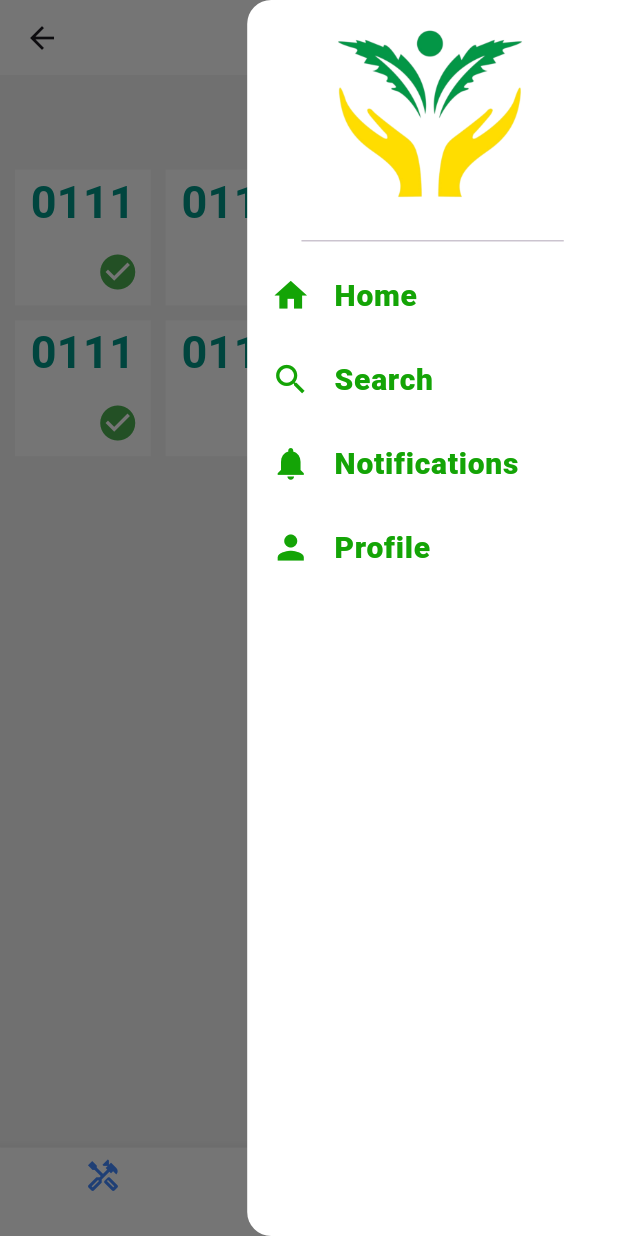
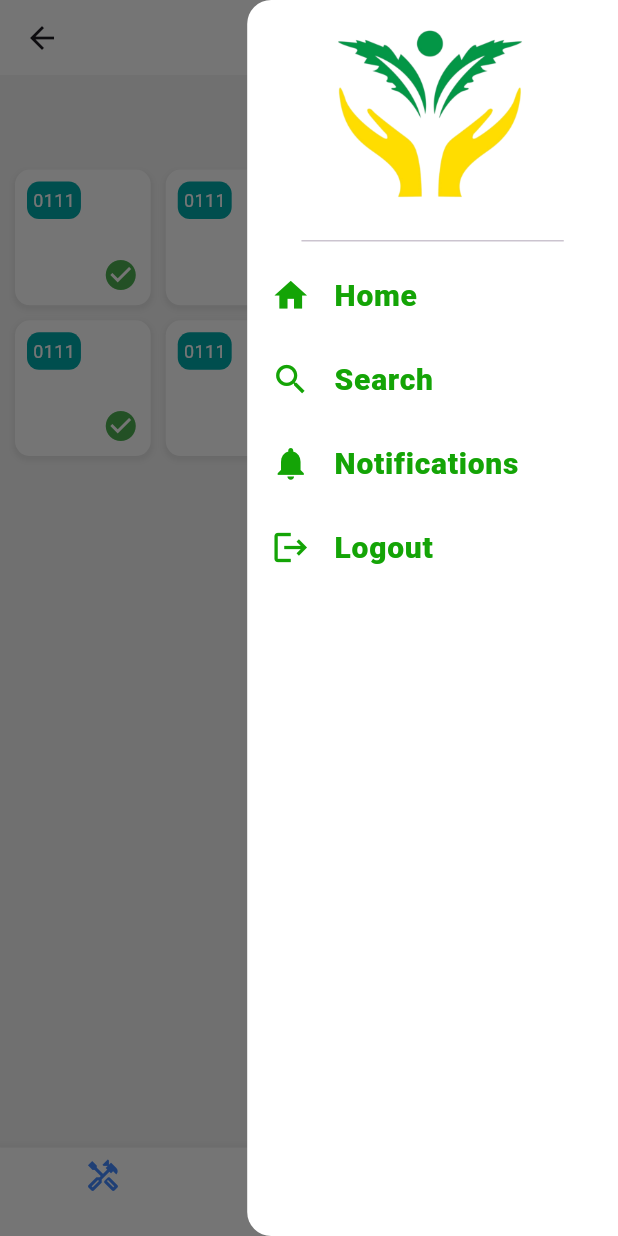
Before and after one commit to bharathkrdude/surabhi, a Flutter app: the BottomNavigationWidget screen opened directly, in the side drawer, after a tap on the "menu" icon, on a phone screen of 412 x 824 dp. Run offline on Flutter 3.47's test engine with Material 3 defaults, Android fonts, the phone set to English and light mode, and no system bars; our stand-ins replace image_picker, shared_preferences; missing offline and left inert: mobile_scanner; accounts and stored records are empty.

Commit message:
login logic done

```diff
--- /dev/null
+++ b/lib/controller/user/userController.dart
@@ -0,0 +1,19 @@
+import 'package:flutter/material.dart';
+import 'package:surabhi/model/user/userModel.dart';
+import 'package:surabhi/view/screens/login/login_screen.dart';
+
+class UserController {
+  final UserModel _userModel = UserModel();
+
+  // Logout logic
+  Future<void> logout(BuildContext context) async {
+    // Clear the token using the model
+    await _userModel.clearToken();
+
+    // Navigate to the login screen and remove previous routes
+    Navigator.of(context).pushAndRemoveUntil(
+      MaterialPageRoute(builder: (context) =>  LoginScreen()),
+      (Route<dynamic> route) => false,  // Removes all previous routes
+    );
+  }
+}
--- a/lib/view/screens/bookscreen/screen_maintain.dart
+++ b/lib/view/screens/bookscreen/screen_maintain.dart
@@ -71,36 +71,57 @@ class CustomContainerWithMark extends StatelessWidget {
   @override
   Widget build(BuildContext context) {
     return Container(
-      height: MediaQuery.of(context).size.height * 0.2,
-      width: MediaQuery.of(context).size.width * 0.28,
+  decoration: BoxDecoration(
     color: Colors.white,
+    borderRadius: BorderRadius.circular(10),
+    boxShadow: [
+      BoxShadow(
+        color: Colors.grey.withOpacity(0.2),
+        spreadRadius: 1,
+        blurRadius: 3,
+        offset: Offset(0, 2),
+      ),
+    ],
+  ),
   child: Stack(
     children: [
-          const Align(
-            alignment: Alignment.topCenter,
+      Padding(
+        padding: const EdgeInsets.all(8.0),
+        child: Column(
+          crossAxisAlignment: CrossAxisAlignment.start,
+          children: [
+            Container(
+  padding: EdgeInsets.all(4.0),
+  decoration: BoxDecoration(
+    color: primaryButton1, // Change this to your desired color
+    borderRadius: BorderRadius.circular(8.0),
+  ),
   child: Text(
-              "0111", // You can replace this with dynamic content
+    "0111",
     style: TextStyle(
-                color: Colors.teal,
-                fontSize: 30,
-                fontWeight: FontWeight.bold,
+      color: Colors.white, // Text color
+      fontSize: 12,
+      fontWeight: FontWeight.normal,
     ),
   ),
+)
+,
+            Spacer(),
+            Align(
+              alignment: Alignment.bottomRight,
+              child: Icon(
+                isChecked ? Icons.check_circle : Icons.cancel,
+                color: isChecked ? Colors.green : Colors.red,
+                size: 24,
               ),
-          // Positioned Icon in the bottom-right corner
-          Align(
-            alignment: Alignment.bottomRight, // Aligns the icon to the bottom-right corner
-            child: Padding(
-              padding: const EdgeInsets.all(8.0), // Add some padding for spacing
-              child: Icon(
-                isChecked ? Icons.check_circle : Icons.cancel, // Check mark or cancel mark
-                color: isChecked ? Colors.green : Colors.red, // Green for check, red for cancel
-                size: 28, // Size of the icon
             ),
+          ],
         ),
       ),
     ],
   ),
 );
+
+
   }
 }
--- a/lib/view/screens/botttomnavigation/bottom_navigation_widget.dart
+++ b/lib/view/screens/botttomnavigation/bottom_navigation_widget.dart
@@ -1,9 +1,11 @@
 import 'package:flutter/material.dart';
 import 'package:surabhi/constants/colors.dart';
+import 'package:surabhi/controller/user/userController.dart';
 import 'package:surabhi/view/screens/bookscreen/screen_maintain.dart';
 import 'package:surabhi/view/screens/botttomnavigation/constants.dart';
 import 'package:surabhi/view/screens/login/login_screen.dart';
 import 'package:surabhi/view/screens/profile/profile_screen.dart';
+import 'package:surabhi/view/widgets/qr_code_widget.dart';
 
 class BottomNavigationWidget extends StatefulWidget {
   const BottomNavigationWidget({super.key});
@@ -14,10 +16,10 @@ class BottomNavigationWidget extends StatefulWidget {
 
 class _BottomNavigationWidgetState extends State<BottomNavigationWidget> {
   int _currentIndex = 0;
-
+final UserController _userController = UserController();
   final List<Widget> _screens = [
    ScreenMaintain(),
-    const LoginScreen(),
+    QRCodeScannerPage(),
     ProfilePage(),
   ];
 
@@ -100,13 +102,10 @@ class _BottomNavigationWidgetState extends State<BottomNavigationWidget> {
                 },
               ),
               ListTile(
-                leading: const Icon(Icons.person,color: primaryButton,size: 26,),
-                title: const Text('Profile',style: TextStyles.drawerText,),
+                leading: const Icon(Icons.logout,color: primaryButton,size: 26,),
+                title: const Text('Logout',style: TextStyles.drawerText,),
                 onTap: () {
-                  Navigator.pop(context);
-                  setState(() {
-                    _currentIndex = 3;
-                  });
+                  _userController.logout(context);
                 },
               ),
             ],
--- a/lib/view/screens/login/login_screen.dart
+++ b/lib/view/screens/login/login_screen.dart
@@ -12,9 +12,7 @@ class LoginScreen extends StatelessWidget {
       backgroundColor: backgroundColorlightgrey,
       resizeToAvoidBottomInset: true, // Ensure layout resizes when keyboard appears
       body: CurvedLoginScreen(
-        height: 0.5,
-        color: Colors.white,
-        imageUrl: 'https://shorturl.at/dtmRa',
+
       ),
     );
   }
--- /dev/null
+++ b/lib/view/widgets/qr_code_widget.dart
@@ -0,0 +1,217 @@
+import 'package:flutter/material.dart';
+import 'package:mobile_scanner/mobile_scanner.dart';
+import 'package:surabhi/constants/colors.dart';
+
+class QRCodeScannerPage extends StatefulWidget {
+  const QRCodeScannerPage({Key? key}) : super(key: key);
+
+  @override
+  State<QRCodeScannerPage> createState() => _QRCodeScannerPageState();
+}
+
+class _QRCodeScannerPageState extends State<QRCodeScannerPage> with SingleTickerProviderStateMixin {
+  MobileScannerController cameraController = MobileScannerController();
+  bool _torchOn = false;
+  String? _scannedValue;
+  late AnimationController _animationController;
+  late Animation<double> _animation;
+
+  @override
+  void initState() {
+    super.initState();
+    _animationController = AnimationController(
+      duration: const Duration(seconds: 2),
+      vsync: this,
+    )..repeat(reverse: true);
+    _animation = Tween<double>(begin: -5, end: 5).animate(_animationController);
+  }
+
+  @override
+  void dispose() {
+    cameraController.dispose();
+    _animationController.dispose();
+    super.dispose();
+  }
+
+  @override
+  Widget build(BuildContext context) {
+    return Scaffold(
+      backgroundColor: Colors.black,
+      body: Stack(
+        children: [
+          Center(
+            child: MobileScanner(
+              controller: cameraController,
+              onDetect: (capture) {
+                final List<Barcode> barcodes = capture.barcodes;
+                for (final barcode in barcodes) {
+                  if (barcode.rawValue != null) {
+                    setState(() => _scannedValue = barcode.rawValue);
+                    _handleScanResult(barcode.rawValue!);
+                  }
+                }
+              },
+            ),
+          ),
+          _buildOverlay(),
+          // Custom header with back button, torch, and switch camera icons
+          Positioned(
+            top: 40,
+            left: 20,
+            right: 20,
+            child: Row(
+              mainAxisAlignment: MainAxisAlignment.spaceBetween,
+              children: [
+               SizedBox(),
+                Row(
+                  children: [
+                    IconButton(
+                      icon: Icon(_torchOn ? Icons.flash_on : Icons.flash_off, color: Colors.white),
+                      onPressed: () {
+                        cameraController.toggleTorch();
+                        setState(() => _torchOn = !_torchOn);
+                      },
+                    ),
+                    IconButton(
+                      icon: const Icon(Icons.switch_camera, color: Colors.white),
+                      onPressed: () => cameraController.switchCamera(),
+                    ),
+                  ],
+                ),
+              ],
+            ),
+          ),
+          Align(
+            alignment: Alignment.bottomCenter,
+            child: Container(
+              margin: const EdgeInsets.all(16),
+              padding: const EdgeInsets.all(16),
+              decoration: BoxDecoration(
+                color: Colors.white.withOpacity(0.8),
+                borderRadius: BorderRadius.circular(16),
+              ),
+              child: Column(
+                mainAxisSize: MainAxisSize.min,
+                children: [
+                  Text(
+                    _scannedValue ?? 'Scan a QR code',
+                    style: TextStyle(
+                      fontSize: 18,
+                      fontWeight: FontWeight.bold,
+                      color: _scannedValue != null ? Colors.blue : Colors.black54,
+                    ),
+                  ),
+                  if (_scannedValue != null) ...[
+                    const SizedBox(height: 16),
+                    ElevatedButton.icon(
+                      icon: const Icon(Icons.refresh),
+                      label: const Text('Scan Again'),
+                      style: ElevatedButton.styleFrom(
+                        backgroundColor: primaryButton,
+                        shape: RoundedRectangleBorder(
+                          borderRadius: BorderRadius.circular(20),
+                        ),
+                      ),
+                      onPressed: () => setState(() => _scannedValue = null),
+                    ),
+                  ],
+                ],
+              ),
+            ),
+          ),
+        ],
+      ),
+    );
+  }
+
+  Widget _buildOverlay() {
+    return LayoutBuilder(
+      builder: (context, constraints) {
+        final size = constraints.biggest;
+        final scanAreaSize = size.width * 0.7;
+        return Stack(
+          children: [
+            CustomPaint(
+              size: size,
+              painter: ScannerOverlay(scanAreaSize),
+            ),
+            Center(
+              child: AnimatedBuilder(
+                animation: _animation,
+                builder: (context, child) {
+                  return Transform.translate(
+                    offset: Offset(0, _animation.value * 5),
+                    child: Container(
+                      width: scanAreaSize,
+                      height: 2,
+                      color: Colors.blue.withOpacity(0.6),
+                    ),
+                  );
+                },
+              ),
+            ),
+            Center(
+              child: Container(
+                width: scanAreaSize,
+                height: scanAreaSize,
+                decoration: BoxDecoration(
+                  border: Border.all(color: Colors.white, width: 2),
+                  borderRadius: BorderRadius.circular(12),
+                ),
+              ),
+            ),
+          ],
+        );
+      },
+    );
+  }
+
+  void _handleScanResult(String result) {
+    showDialog(
+      context: context,
+      builder: (BuildContext context) {
+        return AlertDialog(
+          title: Text('Scan Result'),
+          content: Text(result),
+          actions: [
+            TextButton(
+              child: Text('OK'),
+              onPressed: () {
+                Navigator.of(context).pop();
+              },
+            ),
+          ],
+        );
+      },
+    );
+  }
+}
+
+class ScannerOverlay extends CustomPainter {
+  final double scanAreaSize;
+
+  ScannerOverlay(this.scanAreaSize);
+
+  @override
+  void paint(Canvas canvas, Size size) {
+    final backgroundPaint = Paint()
+      ..color = Colors.black.withOpacity(0.5)
+      ..style = PaintingStyle.fill;
+
+    final cutoutRect = Rect.fromCenter(
+      center: size.center(Offset.zero),
+      width: scanAreaSize,
+      height: scanAreaSize,
+    );
+
+    final backgroundPath = Path()
+      ..addRect(Rect.largest)
+      ..addRRect(RRect.fromRectAndRadius(cutoutRect, const Radius.circular(12)))
+      ..fillType = PathFillType.evenOdd;
+
+    canvas.drawPath(backgroundPath, backgroundPaint);
+  }
+
+  @override
+  bool shouldRepaint(covariant CustomPainter oldDelegate) => false;
+}
```
Also changed, not shown: lib/constants/const_url.dart (added, +10 -0 lines), lib/model/user/userModel.dart (added, +23 -0 lines), lib/view/screens/inverted_container.dart (+42 -70 lines), lib/view/screens/login/widgets/clipped_container.dart (+102 -79 lines), pubspec.yaml (+4 -7 lines), pubspec.lock, 3 other files. Lines whose indentation alone changed are shown as unchanged.
